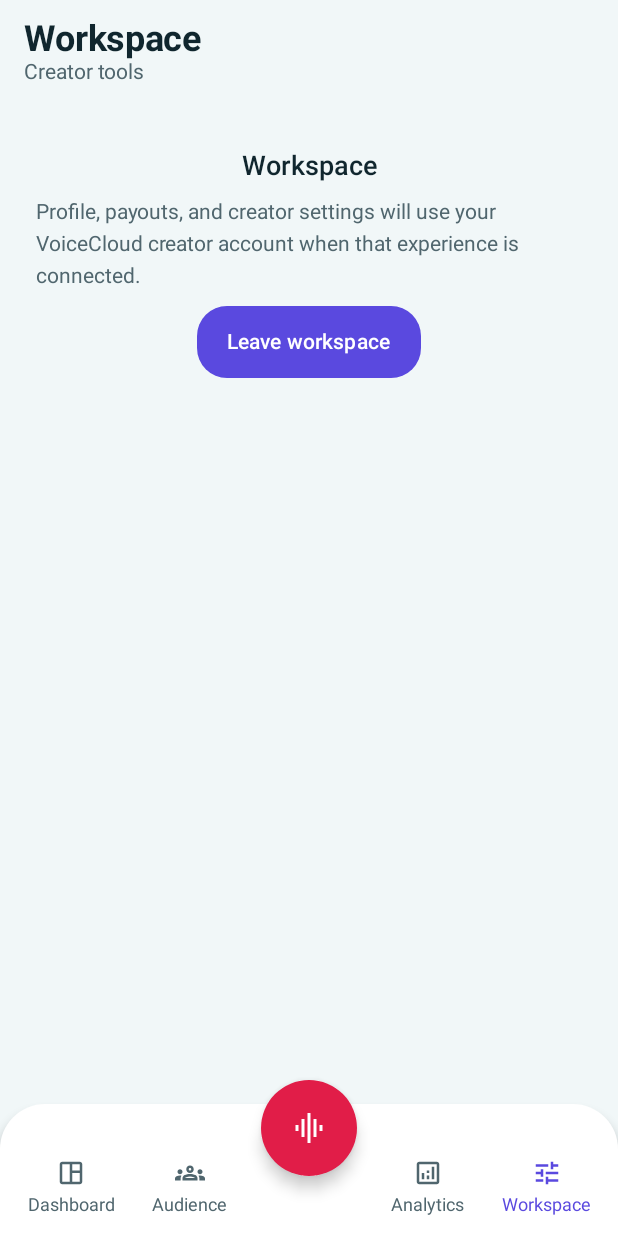
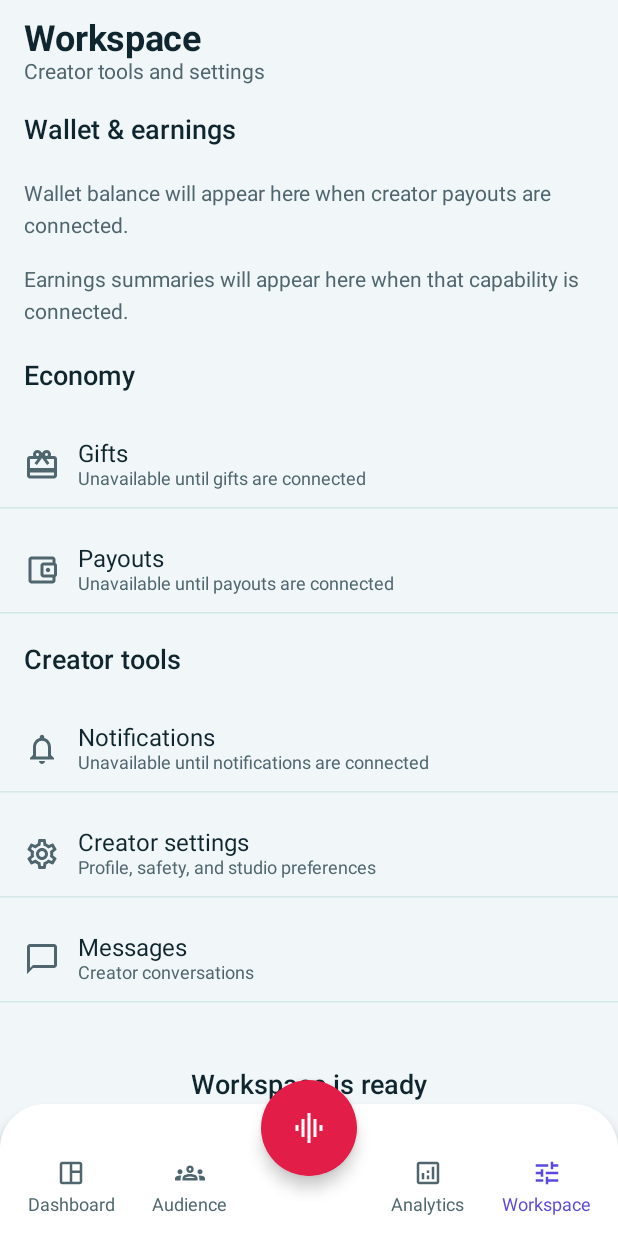
Before and after one commit to akc-26/VoiceCloud-Android, an Android app built with Jetpack Compose: the composable CreatorWorkspace shown on its own in the app's theme, item 4 of the bottom bar chosen, on a phone screen of 412 x 824 dp. Run offline under Robolectric (Android 15) with nearby library versions, the phone set to English and light mode, and no system bars.

Commit message:
feat(ui): implement creator workspace
Co-authored-by: Ashok Kumar <akc-26@users.noreply.github.com>

```diff
--- /dev/null
+++ b/app/src/main/java/app/voicecloud/android/ui/creator/CreatorDashboardScreen.kt
@@ -0,0 +1,161 @@
+package app.voicecloud.android.ui.creator
+
+import androidx.compose.animation.AnimatedVisibility
+import androidx.compose.animation.core.tween
+import androidx.compose.animation.fadeIn
+import androidx.compose.foundation.layout.Arrangement
+import androidx.compose.foundation.layout.Column
+import androidx.compose.foundation.layout.PaddingValues
+import androidx.compose.foundation.layout.Row
+import androidx.compose.foundation.layout.fillMaxSize
+import androidx.compose.foundation.layout.fillMaxWidth
+import androidx.compose.foundation.layout.padding
+import androidx.compose.foundation.lazy.LazyColumn
+import androidx.compose.foundation.lazy.items
+import androidx.compose.material3.Text
+import androidx.compose.runtime.Composable
+import androidx.compose.ui.Modifier
+import app.voicecloud.core.designsystem.VoiceCloud
+import app.voicecloud.core.designsystem.component.VCErrorState
+import app.voicecloud.core.designsystem.component.VCEventCard
+import app.voicecloud.core.designsystem.component.VCLiveBadge
+import app.voicecloud.core.designsystem.component.VCPageHeader
+import app.voicecloud.core.designsystem.component.VCSecondaryButton
+import app.voicecloud.core.designsystem.component.VCSectionHeader
+import app.voicecloud.core.designsystem.component.VCSkeleton
+import app.voicecloud.core.designsystem.component.VCStatCard
+import app.voicecloud.core.designsystem.component.VCEmptyState
+import app.voicecloud.core.designsystem.component.VCSettingsRow
+import app.voicecloud.core.designsystem.icon.VoiceCloudIcons
+import app.voicecloud.core.designsystem.theme.VoiceCloudMotion
+import app.voicecloud.core.designsystem.theme.rememberVoiceCloudMotionEnabled
+import app.voicecloud.android.ui.live.HostLiveMode
+import app.voicecloud.android.ui.live.HostSessionStatus
+import app.voicecloud.android.ui.live.statusMessage
+
+@Composable
+fun CreatorDashboardScreen(
+    state: CreatorDashboardUiState,
+    modifier: Modifier = Modifier,
+    onOpenLiveStudio: () -> Unit = {},
+    onOpenAudience: () -> Unit = {},
+    onOpenAnalytics: () -> Unit = {},
+    onOpenWorkspace: () -> Unit = {},
+) {
+    val spacing = VoiceCloud.spacing
+    val motionEnabled = rememberVoiceCloudMotionEnabled()
+    Column(modifier.fillMaxSize()) {
+        VCPageHeader(title = "Dashboard", subtitle = "Creator workspace")
+        when {
+            state.errorMessage != null -> VCErrorState(title = "Couldn't load dashboard", message = state.errorMessage)
+            state.isLoading -> Column(
+                Modifier.padding(horizontal = spacing.pageGutter, vertical = spacing.md),
+                verticalArrangement = Arrangement.spacedBy(spacing.sm),
+            ) {
+                VCSkeleton()
+                VCSkeleton()
+            }
+            else -> AnimatedVisibility(
+                visible = true,
+                enter = if (motionEnabled) fadeIn(tween(VoiceCloudMotion.EntranceMs)) else fadeIn(tween(0)),
+            ) {
+                LazyColumn(
+                    contentPadding = PaddingValues(bottom = spacing.xxl),
+                    verticalArrangement = Arrangement.spacedBy(spacing.md),
+                ) {
+                    item { VCSectionHeader(title = "Current status") }
+                    item {
+                        Column(Modifier.padding(horizontal = spacing.pageGutter), verticalArrangement = Arrangement.spacedBy(spacing.xs)) {
+                            if (state.sessionStatus == HostSessionStatus.Live) {
+                                VCLiveBadge()
+                            }
+                            Text(
+                                text = state.sessionStatus.statusMessage(HostLiveMode.Host),
+                                style = VoiceCloud.typography.body,
+                                color = VoiceCloud.colors.textPrimary,
+                            )
+                            state.liveRoomTitle?.let {
+                                Text(it, style = VoiceCloud.typography.actionLabel, color = VoiceCloud.colors.textSecondary)
+                            } ?: CreatorMuted("Live room details will appear when your studio session is connected.")
+                        }
+                    }
+                    item {
+                        Row(
+                            Modifier
+                                .fillMaxWidth()
+                                .padding(horizontal = spacing.pageGutter),
+                            horizontalArrangement = Arrangement.spacedBy(spacing.sm),
+                        ) {
+                            VCSecondaryButton(text = "Live Studio", onClick = onOpenLiveStudio, modifier = Modifier.weight(1f))
+                        }
+                    }
+                    item { VCSectionHeader(title = "Upcoming") }
+                    if (state.upcomingEvents.isEmpty()) {
+                        item { CreatorMuted("Upcoming rooms and events will appear here when scheduling is connected.", Modifier.padding(horizontal = spacing.pageGutter)) }
+                    } else {
+                        items(state.upcomingEvents, key = { it.title }) { event ->
+                            VCEventCard(event = event, onClick = {}, modifier = Modifier.padding(horizontal = spacing.pageGutter))
+                        }
+                    }
+                    if (state.stats.isNotEmpty()) {
+                        item { VCSectionHeader(title = "Key information") }
+                        item {
+                            Row(
+                                Modifier
+                                    .fillMaxWidth()
+                                    .padding(horizontal = spacing.pageGutter),
+                                horizontalArrangement = Arrangement.spacedBy(spacing.sm),
+                            ) {
+                                state.stats.forEach { stat ->
+                                    VCStatCard(label = stat.label, value = stat.value, modifier = Modifier.weight(1f))
+                                }
+                            }
+                        }
+                    }
+                    item { VCSectionHeader(title = "Activity") }
+                    item {
+                        CreatorMuted(
+                            state.activitySummary ?: "Audience activity will appear here when creator analytics is connected.",
+                            Modifier.padding(horizontal = spacing.pageGutter),
+                        )
+                    }
+                    item { VCSectionHeader(title = "Economy & messages") }
+                    item {
+                        Column(Modifier.padding(horizontal = spacing.pageGutter), verticalArrangement = Arrangement.spacedBy(spacing.xxs)) {
+                            CreatorMuted(state.earningsLabel ?: "Earnings will appear here when creator payouts are connected.")
+                            CreatorMuted(state.messagesSummary ?: "Creator messages will appear here when messaging is connected.")
+                        }
+                    }
+                    item { VCSectionHeader(title = "Shortcuts") }
+                    item {
+                        VCSettingsRow(title = "Audience", subtitle = "Followers and subscribers", icon = VoiceCloudIcons.Audience, onClick = onOpenAudience)
+                    }
+                    item {
+                        VCSettingsRow(title = "Analytics", subtitle = "Performance insights", icon = VoiceCloudIcons.Analytics, onClick = onOpenAnalytics)
+                    }
+                    item {
+                        VCSettingsRow(title = "Workspace", subtitle = "Tools and settings", icon = VoiceCloudIcons.CreatorTools, onClick = onOpenWorkspace)
+                    }
+                    if (state.stats.isEmpty() && state.upcomingEvents.isEmpty() && state.liveRoomTitle == null) {
+                        item {
+                            VCEmptyState(
+                                title = "Dashboard is ready",
+                                message = "Creator status, schedule, and metrics will use VoiceCloud when the creator experience is connected.",
+                            )
+                        }
+                    }
+                }
+            }
+        }
+    }
+}
+
+@Composable
+internal fun CreatorMuted(message: String, modifier: Modifier = Modifier) {
+    Text(
+        text = message,
+        style = VoiceCloud.typography.bodySecondary,
+        color = VoiceCloud.colors.textMuted,
+        modifier = modifier.padding(vertical = VoiceCloud.spacing.xxs),
+    )
+}
--- /dev/null
+++ b/app/src/main/java/app/voicecloud/android/ui/creator/CreatorUiState.kt
@@ -0,0 +1,59 @@
+package app.voicecloud.android.ui.creator
+
+import androidx.compose.runtime.Immutable
+import app.voicecloud.core.designsystem.component.VCEventUiModel
+import app.voicecloud.core.designsystem.component.VCPersonUiModel
+import app.voicecloud.android.ui.live.HostSessionStatus
+
+@Immutable
+data class CreatorStatItem(
+    val label: String,
+    val value: String,
+)
+
+@Immutable
+data class CreatorDashboardUiState(
+    val isLoading: Boolean = false,
+    val errorMessage: String? = null,
+    val sessionStatus: HostSessionStatus = HostSessionStatus.Idle,
+    val liveRoomTitle: String? = null,
+    val upcomingEvents: List<VCEventUiModel> = emptyList(),
+    val stats: List<CreatorStatItem> = emptyList(),
+    val activitySummary: String? = null,
+    val earningsLabel: String? = null,
+    val messagesSummary: String? = null,
+)
+
+@Immutable
+data class CreatorAudienceUiState(
+    val isLoading: Boolean = false,
+    val errorMessage: String? = null,
+    val followers: List<VCPersonUiModel> = emptyList(),
+    val subscribers: List<VCPersonUiModel> = emptyList(),
+    val plansAvailable: Boolean = false,
+)
+
+@Immutable
+data class CreatorAnalyticsUiState(
+    val isLoading: Boolean = false,
+    val errorMessage: String? = null,
+    val stats: List<CreatorStatItem> = emptyList(),
+    val rankings: List<CreatorRankingItem> = emptyList(),
+)
+
+@Immutable
+data class CreatorRankingItem(
+    val title: String,
+    val valueLabel: String,
+)
+
+@Immutable
+data class CreatorWorkspaceToolsUiState(
+    val isLoading: Boolean = false,
+    val errorMessage: String? = null,
+    val walletBalanceLabel: String? = null,
+    val earningsLabel: String? = null,
+    val giftsAvailable: Boolean = false,
+    val payoutsAvailable: Boolean = false,
+    val notificationsAvailable: Boolean = false,
+)
--- /dev/null
+++ b/app/src/main/java/app/voicecloud/android/ui/creator/CreatorWorkspaceScreen.kt
@@ -0,0 +1,139 @@
+package app.voicecloud.android.ui.creator
+
+import androidx.compose.animation.AnimatedVisibility
+import androidx.compose.animation.core.tween
+import androidx.compose.animation.fadeIn
+import androidx.compose.foundation.layout.Arrangement
+import androidx.compose.foundation.layout.Column
+import androidx.compose.foundation.layout.PaddingValues
+import androidx.compose.foundation.layout.fillMaxSize
+import androidx.compose.foundation.layout.fillMaxWidth
+import androidx.compose.foundation.layout.padding
+import androidx.compose.foundation.lazy.LazyColumn
+import androidx.compose.runtime.Composable
+import androidx.compose.ui.Modifier
+import app.voicecloud.core.designsystem.VoiceCloud
+import app.voicecloud.core.designsystem.component.VCEmptyState
+import app.voicecloud.core.designsystem.component.VCErrorState
+import app.voicecloud.core.designsystem.component.VCPageHeader
+import app.voicecloud.core.designsystem.component.VCPrimaryButton
+import app.voicecloud.core.designsystem.component.VCSectionHeader
+import app.voicecloud.core.designsystem.component.VCSettingsRow
+import app.voicecloud.core.designsystem.component.VCSkeleton
+import app.voicecloud.core.designsystem.component.VCWalletBalance
+import app.voicecloud.core.designsystem.icon.VoiceCloudIcons
+import app.voicecloud.core.designsystem.theme.VoiceCloudMotion
+import app.voicecloud.core.designsystem.theme.rememberVoiceCloudMotionEnabled
+
+@Composable
+fun CreatorWorkspaceScreen(
+    state: CreatorWorkspaceToolsUiState,
+    onLeaveWorkspace: () -> Unit,
+    modifier: Modifier = Modifier,
+) {
+    val spacing = VoiceCloud.spacing
+    val motionEnabled = rememberVoiceCloudMotionEnabled()
+    Column(modifier.fillMaxSize()) {
+        VCPageHeader(title = "Workspace", subtitle = "Creator tools and settings")
+        when {
+            state.errorMessage != null -> VCErrorState(title = "Couldn't load workspace", message = state.errorMessage)
+            state.isLoading -> Column(
+                Modifier.padding(horizontal = spacing.pageGutter, vertical = spacing.md),
+                verticalArrangement = Arrangement.spacedBy(spacing.sm),
+            ) {
+                VCSkeleton()
+                VCSkeleton()
+            }
+            else -> AnimatedVisibility(
+                visible = true,
+                enter = if (motionEnabled) fadeIn(tween(VoiceCloudMotion.EntranceMs)) else fadeIn(tween(0)),
+            ) {
+                LazyColumn(
+                    contentPadding = PaddingValues(bottom = spacing.xxl),
+                    verticalArrangement = Arrangement.spacedBy(spacing.sm),
+                ) {
+                    item { VCSectionHeader(title = "Wallet & earnings") }
+                    item {
+                        if (state.walletBalanceLabel != null) {
+                            VCWalletBalance(
+                                amountLabel = state.walletBalanceLabel,
+                                caption = "Creator wallet",
+                                modifier = Modifier.padding(horizontal = spacing.pageGutter),
+                            )
+                        } else {
+                            CreatorMuted(
+                                "Wallet balance will appear here when creator payouts are connected.",
+                                Modifier.padding(horizontal = spacing.pageGutter),
+                            )
+                        }
+                    }
+                    item {
+                        CreatorMuted(
+                            state.earningsLabel ?: "Earnings summaries will appear here when that capability is connected.",
+                            Modifier.padding(horizontal = spacing.pageGutter),
+                        )
+                    }
+                    item { VCSectionHeader(title = "Economy") }
+                    item {
+                        VCSettingsRow(
+                            title = "Gifts",
+                            subtitle = if (state.giftsAvailable) "Manage gift presentation" else "Unavailable until gifts are connected",
+                            icon = VoiceCloudIcons.Gift,
+                            onClick = null,
+                        )
+                    }
+                    item {
+                        VCSettingsRow(
+                            title = "Payouts",
+                            subtitle = if (state.payoutsAvailable) "Payout settings" else "Unavailable until payouts are connected",
+                            icon = VoiceCloudIcons.Wallet,
+                            onClick = null,
+                        )
+                    }
+                    item { VCSectionHeader(title = "Creator tools") }
+                    item {
+                        VCSettingsRow(
+                            title = "Notifications",
+                            subtitle = if (state.notificationsAvailable) "Creator alerts" else "Unavailable until notifications are connected",
+                            icon = VoiceCloudIcons.Notifications,
+                            onClick = null,
+                        )
+                    }
+                    item {
+                        VCSettingsRow(
+                            title = "Creator settings",
+                            subtitle = "Profile, safety, and studio preferences",
+                            icon = VoiceCloudIcons.Settings,
+                            onClick = null,
+                        )
+                    }
+                    item {
+                        VCSettingsRow(
+                            title = "Messages",
+                            subtitle = "Creator conversations",
+                            icon = VoiceCloudIcons.Messages,
+                            onClick = null,
+                        )
+                    }
+                    if (state.walletBalanceLabel == null && !state.giftsAvailable && !state.payoutsAvailable) {
+                        item {
+                            VCEmptyState(
+                                title = "Workspace is ready",
+                                message = "Wallet, payouts, gifts, and creator settings will use your VoiceCloud creator account when connected.",
+                            )
+                        }
+                    }
+                    item {
+                        VCPrimaryButton(
+                            text = "Leave workspace",
+                            onClick = onLeaveWorkspace,
+                            modifier = Modifier
+                                .fillMaxWidth()
+                                .padding(horizontal = spacing.pageGutter, vertical = spacing.md),
+                        )
+                    }
+                }
+            }
+        }
+    }
+}
--- a/app/src/main/java/app/voicecloud/android/ui/shell/CreatorShell.kt
+++ b/app/src/main/java/app/voicecloud/android/ui/shell/CreatorShell.kt
@@ -5,27 +5,31 @@ import androidx.compose.animation.ExitTransition
 import androidx.compose.animation.core.tween
 import androidx.compose.animation.fadeIn
 import androidx.compose.animation.fadeOut
-import androidx.compose.foundation.layout.Column
-import androidx.compose.foundation.layout.fillMaxSize
-import androidx.compose.foundation.layout.padding
 import androidx.compose.runtime.Composable
 import androidx.compose.runtime.getValue
 import androidx.compose.runtime.remember
 import androidx.compose.ui.Modifier
+import androidx.compose.foundation.layout.padding
 import androidx.navigation.NavGraph.Companion.findStartDestination
 import androidx.navigation.NavHostController
 import androidx.navigation.compose.NavHost
 import androidx.navigation.compose.composable
 import androidx.navigation.compose.currentBackStackEntryAsState
 import androidx.navigation.compose.rememberNavController
+import app.voicecloud.android.navigation.CreatorDestinations
+import app.voicecloud.android.ui.creator.CreatorAnalyticsScreen
+import app.voicecloud.android.ui.creator.CreatorAnalyticsUiState
+import app.voicecloud.android.ui.creator.CreatorAudienceScreen
+import app.voicecloud.android.ui.creator.CreatorAudienceUiState
+import app.voicecloud.android.ui.creator.CreatorDashboardScreen
+import app.voicecloud.android.ui.creator.CreatorDashboardUiState
+import app.voicecloud.android.ui.creator.CreatorWorkspaceScreen
+import app.voicecloud.android.ui.creator.CreatorWorkspaceToolsUiState
 import app.voicecloud.android.ui.live.HostLiveMode
 import app.voicecloud.android.ui.live.HostLiveScreen
 import app.voicecloud.android.ui.live.HostLiveUiState
-import app.voicecloud.android.navigation.CreatorDestinations
 import app.voicecloud.core.designsystem.component.VCCommandBar
-import app.voicecloud.core.designsystem.component.VCEmptyState
 import app.voicecloud.core.designsystem.component.VCNavDestination
-import app.voicecloud.core.designsystem.component.VCPageHeader
 import app.voicecloud.core.designsystem.component.VCScaffold
 import app.voicecloud.core.designsystem.icon.VoiceCloudIcons
 import app.voicecloud.core.designsystem.theme.PortalTheme
@@ -57,6 +61,13 @@ private fun CreatorWorkspace(
     val liveSelected = route == CreatorDestinations.LiveStudio
     val motionEnabled = rememberVoiceCloudMotionEnabled()
     val hostLiveState = remember { HostLiveUiState() }
+    val dashboardState = remember { CreatorDashboardUiState() }
+    val audienceState = remember { CreatorAudienceUiState() }
+    val analyticsState = remember { CreatorAnalyticsUiState() }
+    val workspaceState = remember { CreatorWorkspaceToolsUiState() }
+    val openLiveStudio = {
+        navController.navigateCreatorTab(CreatorDestinations.LiveStudio)
+    }
     val sides = remember {
         listOf(
             VCNavDestination(
@@ -93,7 +104,7 @@ private fun CreatorWorkspace(
                 sideDestinations = sides,
                 selectedRoute = route,
                 onSelect = { destination -> navController.navigateCreatorTab(destination.route) },
-                onLiveClick = { navController.navigateCreatorTab(CreatorDestinations.LiveStudio) },
+                onLiveClick = openLiveStudio,
                 liveSelected = liveSelected,
                 liveContentDescription = "Live Studio",
             )
@@ -107,18 +118,16 @@ private fun CreatorWorkspace(
             exitTransition = { if (motionEnabled) fadeOut(tween(VoiceCloudMotion.FastMs)) else ExitTransition.None },
         ) {
             composable(CreatorDestinations.Dashboard) {
-                CreatorSection(
-                    title = "Dashboard",
-                    subtitle = "Creator workspace",
-                    message = "Performance, schedule, and studio shortcuts will appear here from VoiceCloud when the creator experience is connected.",
+                CreatorDashboardScreen(
+                    state = dashboardState.copy(sessionStatus = hostLiveState.sessionStatus),
+                    onOpenLiveStudio = openLiveStudio,
+                    onOpenAudience = { navController.navigateCreatorTab(CreatorDestinations.Audience) },
+                    onOpenAnalytics = { navController.navigateCreatorTab(CreatorDestinations.Analytics) },
+                    onOpenWorkspace = { navController.navigateCreatorTab(CreatorDestinations.Workspace) },
                 )
             }
             composable(CreatorDestinations.Audience) {
-                CreatorSection(
-                    title = "Audience",
-                    subtitle = "People who follow your rooms",
-                    message = "Followers, subscribers, and community members will appear here from VoiceCloud when audience data is connected.",
-                )
+                CreatorAudienceScreen(state = audienceState)
             }
             composable(CreatorDestinations.LiveStudio) {
                 HostLiveScreen(
@@ -127,41 +136,15 @@ private fun CreatorWorkspace(
                 )
             }
             composable(CreatorDestinations.Analytics) {
-                CreatorSection(
-                    title = "Analytics",
-                    subtitle = "How rooms perform",
-                    message = "Reach, listening, and earnings charts will appear here from VoiceCloud when analytics is connected.",
-                )
+                CreatorAnalyticsScreen(state = analyticsState)
             }
             composable(CreatorDestinations.Workspace) {
-                CreatorSection(
-                    title = "Workspace",
-                    subtitle = "Creator tools",
-                    message = "Profile, payouts, and creator settings will use your VoiceCloud creator account when that experience is connected.",
-                    actionLabel = "Leave workspace",
-                    onAction = onLeaveWorkspace,
+                CreatorWorkspaceScreen(
+                    state = workspaceState,
+                    onLeaveWorkspace = onLeaveWorkspace,
                 )
             }
         }
-    }
-}
-
-@Composable
-private fun CreatorSection(
-    title: String,
-    subtitle: String,
-    message: String,
-    actionLabel: String? = null,
-    onAction: (() -> Unit)? = null,
-) {
-    Column(Modifier.fillMaxSize()) {
-        VCPageHeader(title = title, subtitle = subtitle)
-        VCEmptyState(
-            title = title,
-            message = message,
-            actionLabel = actionLabel,
-            onAction = onAction,
-        )
     }
 }
 
```
Also changed, not shown: app/src/main/java/app/voicecloud/android/ui/creator/CreatorAnalyticsScreen.kt (added, +101 -0 lines), app/src/main/java/app/voicecloud/android/ui/creator/CreatorAudienceScreen.kt (added, +127 -0 lines).
